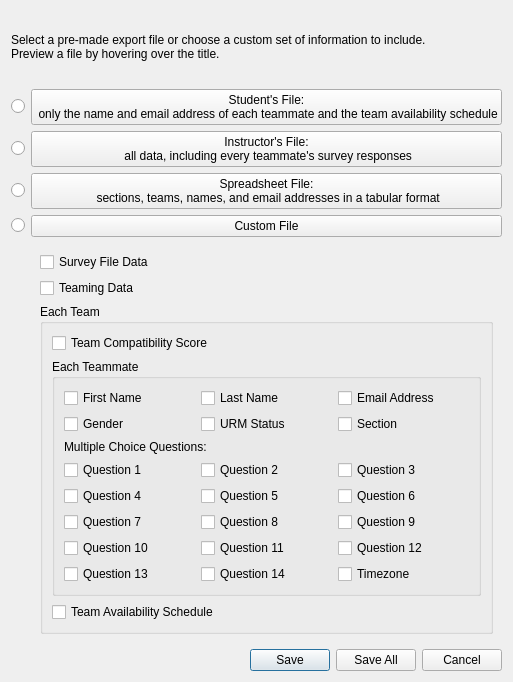
This is dialogs/whichFilesDialog.ui in gruepr/gruepr as Qt 5 draws it before an edit. The edited form follows.
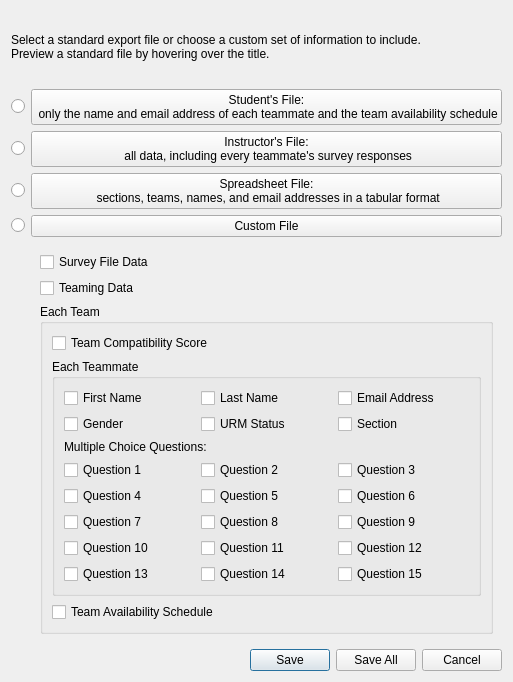
This is the edited form.

Commit message: Better save/print ui

Patch:
```diff
--- a/dialogs/whichFilesDialog.ui
+++ b/dialogs/whichFilesDialog.ui
@@ -34,8 +34,8 @@
    <item row="0" column="0" colspan="2">
     <widget class="QLabel" name="explanation">
      <property name="text">
-      <string>Select a pre-made export file or choose a custom set of information to include.
-Preview a file by hovering over the title.</string>
+      <string>Select a standard export file or choose a custom set of information to include.
+Preview a standard file by hovering over the title.</string>
      </property>
     </widget>
    </item>
@@ -231,13 +231,6 @@
               </property>
              </widget>
             </item>
-            <item row="7" column="2">
-             <widget class="QCheckBox" name="timezonecheckBox">
-              <property name="text">
-               <string>Timezone</string>
-              </property>
-             </widget>
-            </item>
             <item row="6" column="1">
              <widget class="QCheckBox" name="Q11checkBox">
               <property name="text">
@@ -273,6 +266,13 @@
               </property>
              </widget>
             </item>
+            <item row="7" column="2">
+             <widget class="QCheckBox" name="Q15checkBox">
+              <property name="text">
+               <string>Question 15</string>
+              </property>
+             </widget>
+            </item>
            </layout>
           </widget>
          </item>
```
The commit also changes 5 other files.
